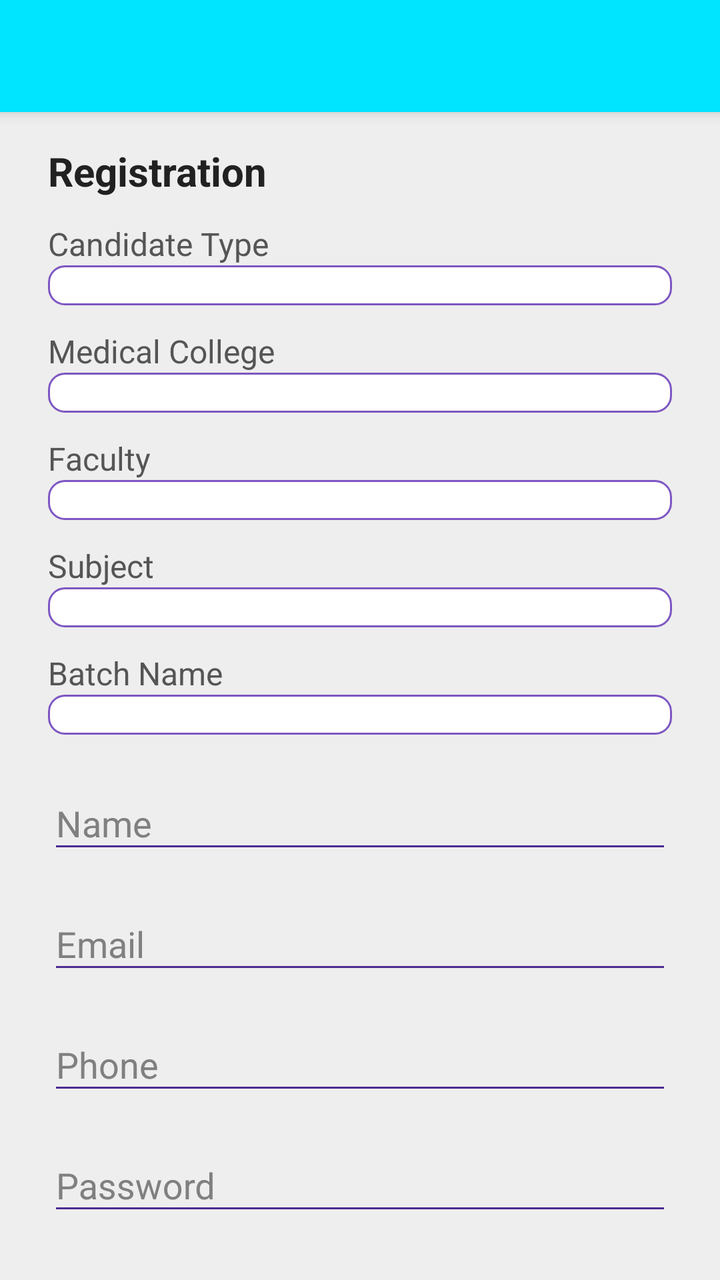
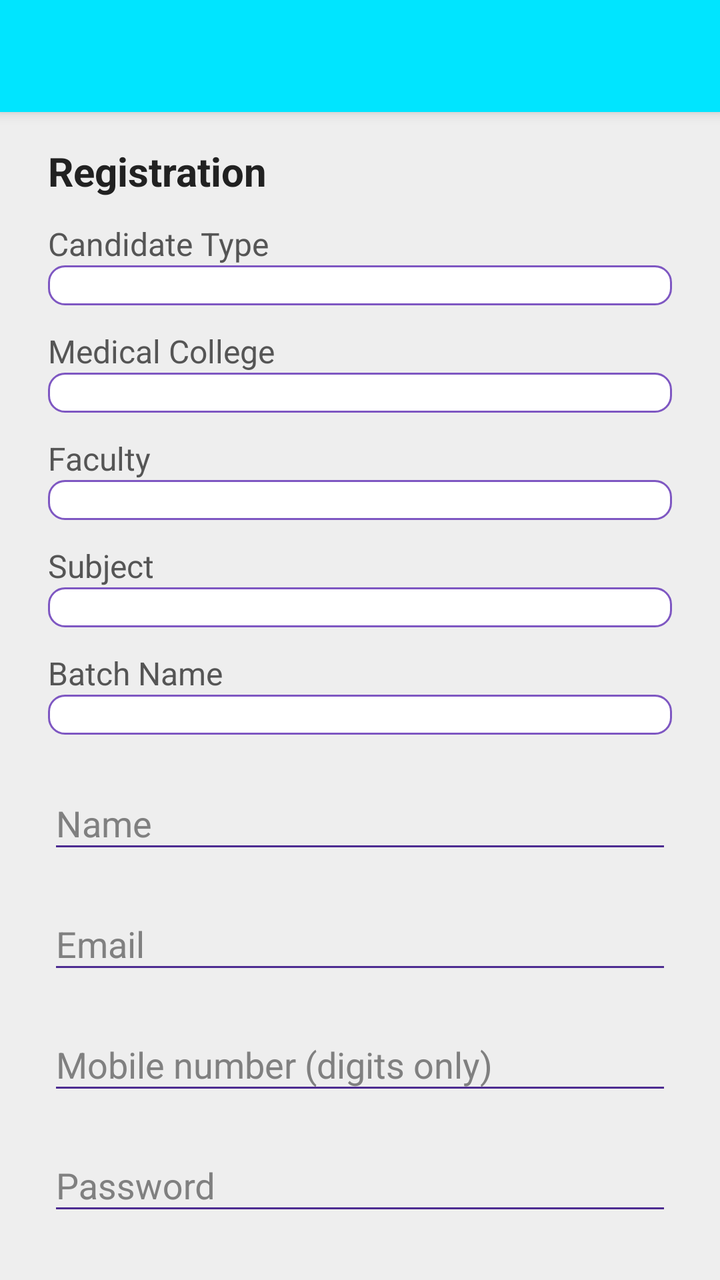

Compare the two renders of this Android layout. The source of the first and the diff that turns it into the second are given below.
<!-- AndroidManifest.xml: activity theme AppTheme.Dark -->
<!-- res/layout/activity_sign_up.xml -->
<?xml version="1.0" encoding="utf-8"?>
<androidx.coordinatorlayout.widget.CoordinatorLayout xmlns:android="http://schemas.android.com/apk/res/android"
    xmlns:app="http://schemas.android.com/apk/res-auto"
    android:layout_width="match_parent"
    android:layout_height="match_parent"
    android:fitsSystemWindows="true">

    <com.google.android.material.appbar.AppBarLayout
        android:layout_width="match_parent"
        android:layout_height="wrap_content"
        android:theme="@style/AppTheme.AppBarOverlay">

        <androidx.appcompat.widget.Toolbar
            android:id="@+id/toolbar"
            android:layout_width="match_parent"
            android:layout_height="?attr/actionBarSize"
            android:background="?attr/colorPrimary"
            app:popupTheme="@style/AppTheme.PopupOverlay" />

    </com.google.android.material.appbar.AppBarLayout>

    <androidx.core.widget.NestedScrollView
        android:layout_width="match_parent"
        android:layout_height="match_parent"
        app:layout_behavior="@string/appbar_scrolling_view_behavior">

        <LinearLayout
            android:layout_width="match_parent"
            android:layout_height="wrap_content"
            android:focusable="true"
            android:focusableInTouchMode="true"
            android:orientation="vertical"
            android:paddingLeft="24dp"
            android:paddingRight="24dp"
            android:paddingTop="16dp"
            android:paddingBottom="24dp">

            <TextView
                android:layout_width="match_parent"
                android:layout_height="wrap_content"
                android:text="@string/lbl_registration"
                android:textColor="@color/text_color_primary"
                android:textSize="@dimen/text_size_large"
                android:textStyle="bold" />

            <TextView
                android:id="@+id/tvSignUpError"
                android:layout_width="match_parent"
                android:layout_height="wrap_content"
                android:layout_marginTop="8dp"
                android:gravity="center"
                android:textColor="@color/orange_red"
                android:textSize="@dimen/text_size_small"
                android:visibility="gone" />

            <TextView style="@style/CardViewLabelStyle" android:layout_width="match_parent" android:layout_height="wrap_content" android:layout_marginTop="12dp" android:text="@string/lbl_candidate_type" />
            <Spinner android:id="@+id/spCategory" android:layout_width="match_parent" android:layout_height="wrap_content" android:background="@drawable/rounded_edittext" android:padding="10dp" android:popupBackground="@color/white" android:spinnerMode="dropdown" />

            <TextView style="@style/CardViewLabelStyle" android:layout_width="match_parent" android:layout_height="wrap_content" android:layout_marginTop="12dp" android:text="@string/lbl_medical_college" />
            <Spinner android:id="@+id/spMedicalCollege" android:layout_width="match_parent" android:layout_height="wrap_content" android:background="@drawable/rounded_edittext" android:padding="10dp" android:popupBackground="@color/white" android:spinnerMode="dropdown" />

            <TextView style="@style/CardViewLabelStyle" android:layout_width="match_parent" android:layout_height="wrap_content" android:layout_marginTop="12dp" android:text="@string/lbl_faculty" />
            <Spinner android:id="@+id/spFaculty" android:layout_width="match_parent" android:layout_height="wrap_content" android:background="@drawable/rounded_edittext" android:padding="10dp" android:popupBackground="@color/white" android:spinnerMode="dropdown" />

            <TextView style="@style/CardViewLabelStyle" android:layout_width="match_parent" android:layout_height="wrap_content" android:layout_marginTop="12dp" android:text="@string/lbl_subject" />
            <Spinner android:id="@+id/spDepartment" android:layout_width="match_parent" android:layout_height="wrap_content" android:background="@drawable/rounded_edittext" android:padding="10dp" android:popupBackground="@color/white" android:spinnerMode="dropdown" />

            <TextView style="@style/CardViewLabelStyle" android:layout_width="match_parent" android:layout_height="wrap_content" android:layout_marginTop="12dp" android:text="@string/lbl_batch_name" />
            <Spinner android:id="@+id/spBatch" android:layout_width="match_parent" android:layout_height="wrap_content" android:background="@drawable/rounded_edittext" android:padding="10dp" android:popupBackground="@color/white" android:spinnerMode="dropdown" />

            <com.google.android.material.textfield.TextInputLayout
                android:layout_width="match_parent"
                android:layout_height="wrap_content"
                android:layout_marginTop="12dp">
                <EditText
                    android:id="@+id/input_name"
                    android:layout_width="match_parent"
                    android:layout_height="wrap_content"
                    android:hint="@string/hint_name"
                    android:inputType="textPersonName|textCapWords" />
            </com.google.android.material.textfield.TextInputLayout>

            <com.google.android.material.textfield.TextInputLayout
                android:layout_width="match_parent"
                android:layout_height="wrap_content"
                android:layout_marginTop="8dp">
                <EditText
                    android:id="@+id/input_email"
                    android:layout_width="match_parent"
                    android:layout_height="wrap_content"
                    android:hint="@string/hint_email"
                    android:inputType="textEmailAddress" />
            </com.google.android.material.textfield.TextInputLayout>

            <com.google.android.material.textfield.TextInputLayout
                android:layout_width="match_parent"
                android:layout_height="wrap_content"
                android:layout_marginTop="8dp">
                <EditText
                    android:id="@+id/input_phone"
                    android:layout_width="match_parent"
                    android:layout_height="wrap_content"
                    android:hint="@string/hint_phone"
                    android:inputType="phone" />
            </com.google.android.material.textfield.TextInputLayout>

            <com.google.android.material.textfield.TextInputLayout
                android:layout_width="match_parent"
                android:layout_height="wrap_content"
                android:layout_marginTop="8dp">
                <EditText
                    android:id="@+id/input_password"
                    android:layout_width="match_parent"
                    android:layout_height="wrap_content"
                    android:hint="@string/hint_password"
                    android:inputType="textPassword" />
            </com.google.android.material.textfield.TextInputLayout>

            <com.google.android.material.textfield.TextInputLayout
                android:layout_width="match_parent"
                android:layout_height="wrap_content"
                android:layout_marginTop="8dp">
                <EditText
                    android:id="@+id/input_password_re"
                    android:layout_width="match_parent"
                    android:layout_height="wrap_content"
                    android:hint="@string/hint_password_re"
                    android:inputType="textPassword" />
            </com.google.android.material.textfield.TextInputLayout>

            <com.google.android.material.textfield.TextInputLayout
                android:layout_width="match_parent"
                android:layout_height="wrap_content"
                android:layout_marginTop="8dp">
                <EditText
                    android:id="@+id/input_remarks"
                    android:layout_width="match_parent"
                    android:layout_height="wrap_content"
                    android:hint="@string/hint_remarks"
                    android:inputType="textMultiLine|textCapSentences"
                    android:minLines="2" />
            </com.google.android.material.textfield.TextInputLayout>

            <androidx.appcompat.widget.AppCompatButton
                android:id="@+id/btnRegister"
                style="@style/buttonStyle"
                android:layout_width="match_parent"
                android:layout_height="wrap_content"
                android:layout_marginTop="24dp"
                android:padding="12dp"
                android:text="@string/btn_register" />

        </LinearLayout>
    </androidx.core.widget.NestedScrollView>
</androidx.coordinatorlayout.widget.CoordinatorLayout>
<!-- resources referenced by this layout -->
<resources>
  <color name="orange_red">#ff4500</color>
  <color name="text_color_primary">#212121</color>
  <color name="white">#ffffff</color>
  <dimen name="text_size_large">20sp</dimen>
  <dimen name="text_size_small">14sp</dimen>
  <!-- drawable rounded_edittext (drawable) -->
  <?xml version="1.0" encoding="utf-8"?>
  <shape xmlns:android="http://schemas.android.com/apk/res/android"
      android:shape="rectangle" android:padding="10dp">
      <solid android:color="#FFFFFF"/>
      <corners
          android:bottomRightRadius="@dimen/text_padding"
          android:bottomLeftRadius="@dimen/text_padding"
          android:topLeftRadius="@dimen/text_padding"
          android:topRightRadius="@dimen/text_padding"/>
      <stroke
          android:width="1dp"
          android:color="@color/secondary" />
  </shape>
  <string name="btn_register">Register</string>
  <string name="hint_email">Email</string>
  <string name="hint_name">Name</string>
  <string name="hint_password">Password</string>
  <string name="hint_password_re">Re-type Password</string>
  <string name="hint_phone">Phone</string>
  <string name="hint_remarks">Remarks (optional)</string>
  <string name="lbl_batch_name">Batch Name</string>
  <string name="lbl_candidate_type">Candidate Type</string>
  <string name="lbl_faculty">Faculty</string>
  <string name="lbl_medical_college">Medical College</string>
  <string name="lbl_registration">Registration</string>
  <string name="lbl_subject">Subject</string>
  <style name="AppTheme.AppBarOverlay" parent="ThemeOverlay.AppCompat.Dark.ActionBar" />
  <style name="AppTheme.PopupOverlay" parent="ThemeOverlay.AppCompat.Light" />
  <style name="CardViewLabelStyle">
          <item name="android:textSize">@dimen/text_size_medium</item>
          <item name="android:textColor">@color/text_color_secondary</item>
      </style>
  <style name="buttonStyle">
          <item name="android:textColor">@color/white</item>
      </style>
  <dimen name="text_padding">8dp</dimen>
  <color name="secondary">#7e57c2</color>
  <dimen name="text_size_medium">16sp</dimen>
  <color name="text_color_secondary">#555555</color>
  <color name="primary">#00e5ff</color>
  <color name="primary_dark">#0079b5</color>
  <color name="colorAccent">@color/accent</color>
  <color name="background">#EEEEEE</color>
  <color name="secondary_dark">#4d2c91</color>
  <color name="secondary_light">#b085f5</color>
  <color name="gray">#808080</color>
  <style name="AppTheme.Dialog.Custom" parent="Theme.AppCompat.Light.Dialog">
          <item name="colorPrimary">@color/primary</item>
          <item name="colorPrimaryDark">@color/primary_dark</item>
          <item name="colorAccent">@color/accent</item>
          <item name="android:textColorPrimary">@color/text_color_primary</item>
      </style>
  <style name="AppTheme.Dialog.Alert.Custom" parent="Theme.AppCompat.Light.Dialog.Alert">
          <item name="colorPrimary">@color/primary</item>
          <item name="colorPrimaryDark">@color/primary_dark</item>
          <item name="colorAccent">@color/accent</item>
          <item name="android:textColorPrimary">@color/text_color_primary</item>
      </style>
  <color name="accent">#FF4081</color>
  <!-- unchanged entries left out for length: 1 -->
</resources>

<!-- the commit's change to res/layout/activity_sign_up.xml (unified diff, before → after) -->
@@ -101,7 +101,9 @@
                     android:layout_width="match_parent"
                     android:layout_height="wrap_content"
                     android:hint="@string/hint_phone"
-                    android:inputType="phone" />
+                    android:digits="0123456789"
+                    android:inputType="number"
+                    android:maxLength="15" />
             </com.google.android.material.textfield.TextInputLayout>
 
             <com.google.android.material.textfield.TextInputLayout
<!-- resource entries referenced after the edit -->
@@ -24,7 +24,7 @@
   <string name="hint_name">Name</string>
   <string name="hint_password">Password</string>
   <string name="hint_password_re">Re-type Password</string>
-  <string name="hint_phone">Phone</string>
+  <string name="hint_phone">Mobile number (digits only)</string>
   <string name="hint_remarks">Remarks (optional)</string>
   <string name="lbl_batch_name">Batch Name</string>
   <string name="lbl_candidate_type">Candidate Type</string>
